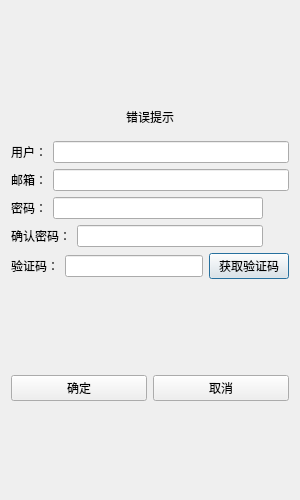
This is ChatClient/registerdialog.ui in Zinobali/EmoChat as Qt 5 draws it before an edit. The edited form follows.
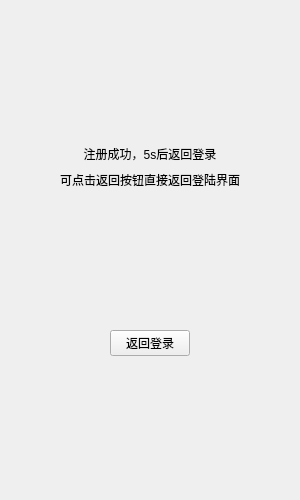
This is the edited form. The open tabs and pages were chosen to show the change. Custom widgets are drawn as their Qt base class.

```diff
--- a/ChatClient/registerdialog.ui
+++ b/ChatClient/registerdialog.ui
@@ -26,6 +26,52 @@
    <string>Dialog</string>
   </property>
   <layout class="QVBoxLayout" name="verticalLayout">
+   <property name="spacing">
+    <number>0</number>
+   </property>
+   <property name="leftMargin">
+    <number>0</number>
+   </property>
+   <property name="topMargin">
+    <number>0</number>
+   </property>
+   <property name="rightMargin">
+    <number>0</number>
+   </property>
+   <property name="bottomMargin">
+    <number>0</number>
+   </property>
+   <item>
+    <widget class="QStackedWidget" name="stackedWidget">
+     <property name="minimumSize">
+      <size>
+       <width>300</width>
+       <height>500</height>
+      </size>
+     </property>
+     <property name="maximumSize">
+      <size>
+       <width>300</width>
+       <height>500</height>
+      </size>
+     </property>
+     <property name="currentIndex">
+      <number>0</number>
+     </property>
+     <widget class="QWidget" name="reg_page">
+      <property name="minimumSize">
+       <size>
+        <width>300</width>
+        <height>500</height>
+       </size>
+      </property>
+      <property name="maximumSize">
+       <size>
+        <width>300</width>
+        <height>500</height>
+       </size>
+      </property>
+      <layout class="QVBoxLayout" name="verticalLayout_5">
    <item>
     <spacer name="verticalSpacer">
      <property name="orientation">
@@ -44,6 +90,18 @@
      <layout class="QVBoxLayout" name="verticalLayout_2">
       <item>
        <widget class="QLabel" name="tip_label">
+            <property name="minimumSize">
+             <size>
+              <width>0</width>
+              <height>20</height>
+             </size>
+            </property>
+            <property name="maximumSize">
+             <size>
+              <width>16777215</width>
+              <height>20</height>
+             </size>
+            </property>
         <property name="text">
          <string>错误提示</string>
         </property>
@@ -223,10 +281,150 @@
      <property name="sizeHint" stdset="0">
       <size>
        <width>20</width>
-       <height>123</height>
+           <height>81</height>
       </size>
      </property>
     </spacer>
+       </item>
+      </layout>
+     </widget>
+     <widget class="QWidget" name="tip_page">
+      <property name="minimumSize">
+       <size>
+        <width>300</width>
+        <height>500</height>
+       </size>
+      </property>
+      <property name="maximumSize">
+       <size>
+        <width>300</width>
+        <height>500</height>
+       </size>
+      </property>
+      <layout class="QVBoxLayout" name="verticalLayout_6">
+       <item>
+        <spacer name="verticalSpacer_5">
+         <property name="orientation">
+          <enum>Qt::Vertical</enum>
+         </property>
+         <property name="sizeHint" stdset="0">
+          <size>
+           <width>20</width>
+           <height>126</height>
+          </size>
+         </property>
+        </spacer>
+       </item>
+       <item>
+        <widget class="QLabel" name="reg_ok_lb">
+         <property name="minimumSize">
+          <size>
+           <width>0</width>
+           <height>20</height>
+          </size>
+         </property>
+         <property name="maximumSize">
+          <size>
+           <width>16777215</width>
+           <height>20</height>
+          </size>
+         </property>
+         <property name="text">
+          <string>注册成功，5s后返回登录</string>
+         </property>
+         <property name="alignment">
+          <set>Qt::AlignCenter</set>
+         </property>
+        </widget>
+       </item>
+       <item>
+        <widget class="QLabel" name="label_12">
+         <property name="minimumSize">
+          <size>
+           <width>0</width>
+           <height>20</height>
+          </size>
+         </property>
+         <property name="maximumSize">
+          <size>
+           <width>16777215</width>
+           <height>20</height>
+          </size>
+         </property>
+         <property name="text">
+          <string>可点击返回按钮直接返回登陆界面</string>
+         </property>
+         <property name="alignment">
+          <set>Qt::AlignCenter</set>
+         </property>
+        </widget>
+       </item>
+       <item>
+        <spacer name="verticalSpacer_4">
+         <property name="orientation">
+          <enum>Qt::Vertical</enum>
+         </property>
+         <property name="sizeHint" stdset="0">
+          <size>
+           <width>20</width>
+           <height>126</height>
+          </size>
+         </property>
+        </spacer>
+       </item>
+       <item>
+        <layout class="QHBoxLayout" name="horizontalLayout_13">
+         <item>
+          <spacer name="horizontalSpacer">
+           <property name="orientation">
+            <enum>Qt::Horizontal</enum>
+           </property>
+           <property name="sizeHint" stdset="0">
+            <size>
+             <width>40</width>
+             <height>20</height>
+            </size>
+           </property>
+          </spacer>
+         </item>
+         <item>
+          <widget class="QPushButton" name="return_btn">
+           <property name="text">
+            <string>返回登录</string>
+           </property>
+          </widget>
+         </item>
+         <item>
+          <spacer name="horizontalSpacer_2">
+           <property name="orientation">
+            <enum>Qt::Horizontal</enum>
+           </property>
+           <property name="sizeHint" stdset="0">
+            <size>
+             <width>40</width>
+             <height>20</height>
+            </size>
+           </property>
+          </spacer>
+         </item>
+        </layout>
+       </item>
+       <item>
+        <spacer name="verticalSpacer_6">
+         <property name="orientation">
+          <enum>Qt::Vertical</enum>
+         </property>
+         <property name="sizeHint" stdset="0">
+          <size>
+           <width>20</width>
+           <height>126</height>
+          </size>
+         </property>
+        </spacer>
+       </item>
+      </layout>
+     </widget>
+    </widget>
    </item>
   </layout>
  </widget>
```
Lines whose indentation alone changed are shown as unchanged.
